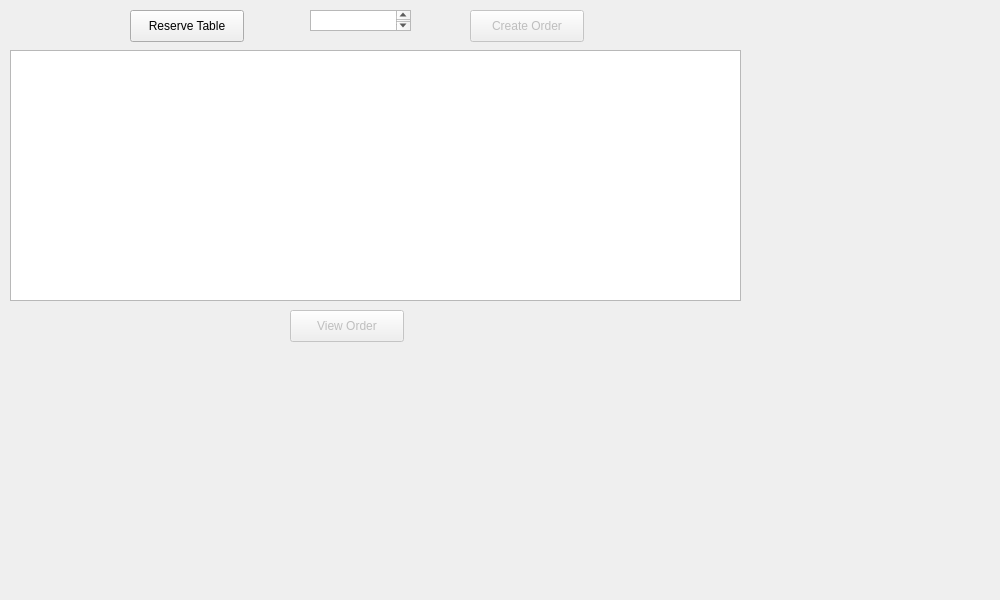
This is RA-Automation/manageOrder.ui in ksshivaprasad/Restaurants-Automation as Qt 5 draws it before an edit. The edited form follows.
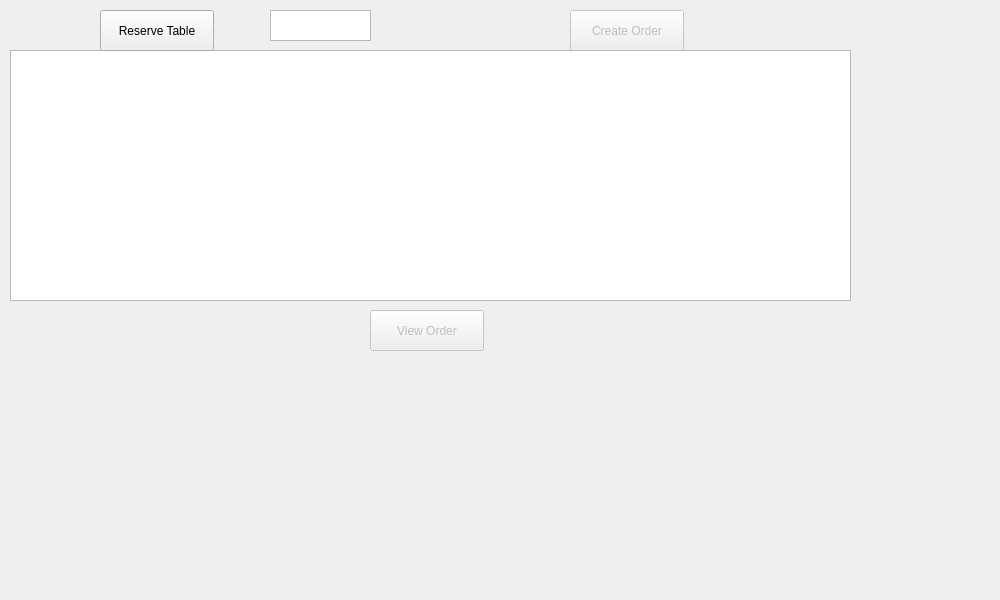
This is the edited form.

The edit to the form file:
```diff
--- a/RA-Automation/manageOrder.ui
+++ b/RA-Automation/manageOrder.ui
@@ -22,10 +22,10 @@
    </property>
    <property name="geometry">
     <rect>
-     <x>470</x>
+     <x>570</x>
      <y>10</y>
      <width>114</width>
-     <height>32</height>
+     <height>41</height>
     </rect>
    </property>
    <property name="text">
@@ -37,7 +37,7 @@
     <rect>
      <x>10</x>
      <y>50</y>
-     <width>731</width>
+     <width>841</width>
      <height>251</height>
     </rect>
    </property>
@@ -48,10 +48,10 @@
    </property>
    <property name="geometry">
     <rect>
-     <x>290</x>
+     <x>370</x>
      <y>310</y>
      <width>114</width>
-     <height>32</height>
+     <height>41</height>
     </rect>
    </property>
    <property name="text">
@@ -61,10 +61,10 @@
   <widget class="QPushButton" name="reserveTableButton">
    <property name="geometry">
     <rect>
-     <x>130</x>
+     <x>100</x>
      <y>10</y>
      <width>114</width>
-     <height>32</height>
+     <height>41</height>
     </rect>
    </property>
    <property name="text">
@@ -74,10 +74,10 @@
   <widget class="QTextEdit" name="tableId">
    <property name="geometry">
     <rect>
-     <x>310</x>
+     <x>270</x>
      <y>10</y>
      <width>101</width>
-     <height>21</height>
+     <height>31</height>
     </rect>
    </property>
   </widget>
```
